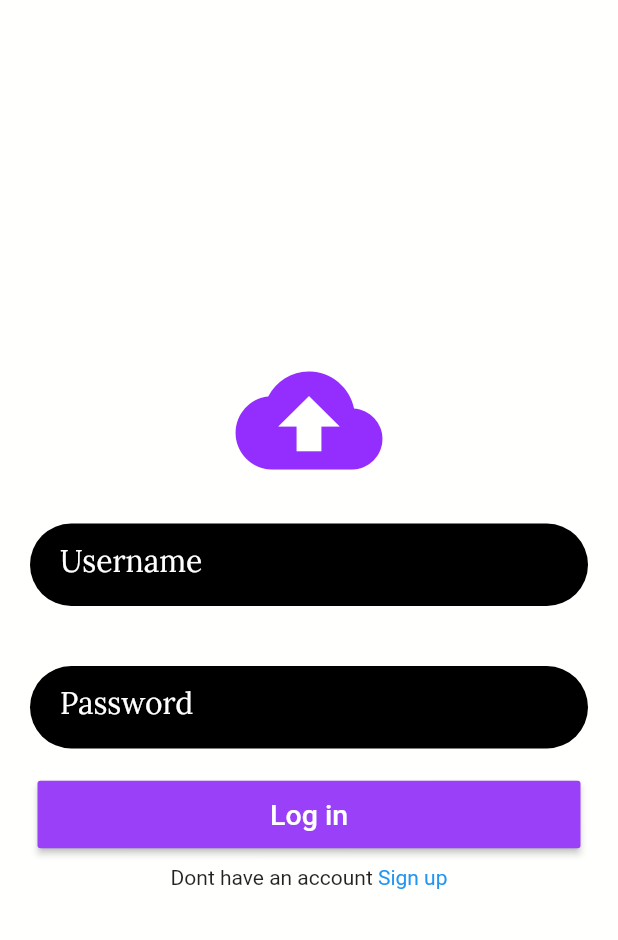
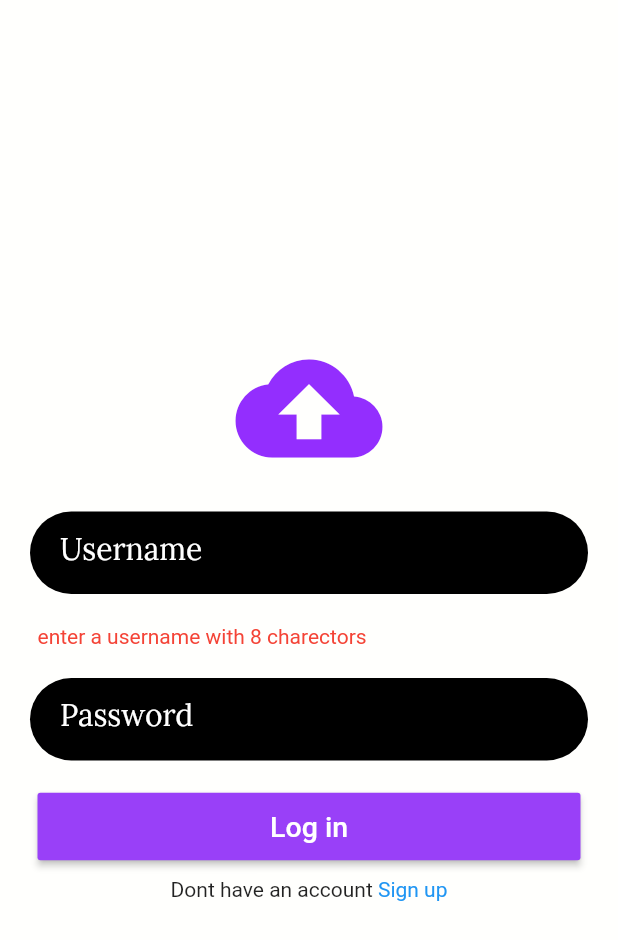
Before and after one commit to fariskk/eDRIVE, a Flutter app: the screen it shows after launch, after a tap on "Log in", on a phone screen of 412 x 824 dp. Shown: the top 940 px of the screen. Run offline on Flutter 3.47's test engine with Material 2 defaults, Android fonts, the phone set to English and light mode, and no system bars; our stand-ins replace cloud_firestore, firebase_core; accounts and stored records are empty.

Commit message:
signin and signup complted

```diff
--- /dev/null
+++ b/lib/featurs/signup.dart
@@ -0,0 +1,13 @@
+import 'package:cloud_firestore/cloud_firestore.dart';
+
+bool signUp(String username, String password, String email) {
+  final fir = FirebaseFirestore.instance.collection("users");
+  try {
+    fir
+        .doc(username)
+        .set({"username": username, "password": password, "email": email});
+  } catch (e) {
+    return false;
+  }
+  return true;
+}
--- a/lib/main.dart
+++ b/lib/main.dart
@@ -1,11 +1,13 @@
-import 'package:drive/pages/home_page.dart';
 import 'package:drive/pages/login_page.dart';
+import 'package:firebase_core/firebase_core.dart';
 import 'package:flutter/material.dart';
-import 'package:flutter/services.dart';
+import 'firebase_options.dart';
 
-void main() {
+Future<void> main() async {
   WidgetsFlutterBinding.ensureInitialized();
-
+  await Firebase.initializeApp(
+    options: DefaultFirebaseOptions.currentPlatform,
+  );
   runApp(myApp());
 }
 
--- a/lib/pages/login_page.dart
+++ b/lib/pages/login_page.dart
@@ -1,18 +1,27 @@
 import 'package:drive/main.dart';
+import 'package:drive/pages/home_page.dart';
 import 'package:drive/pages/signup_page.dart';
+import 'package:firebase_core/firebase_core.dart';
 import 'package:flutter/material.dart';
 import 'package:flutter/services.dart';
+import 'package:cloud_firestore/cloud_firestore.dart';
 
-class LoginPage extends StatelessWidget {
+class LoginPage extends StatefulWidget {
   LoginPage({super.key});
+
+  @override
+  State<LoginPage> createState() => _LoginPageState();
+}
+
+class _LoginPageState extends State<LoginPage> {
   bool isIncurrectPassword = false;
+  bool isIncurrectUsername = false;
   final _userName = TextEditingController();
+
   final _password = TextEditingController();
+
   @override
   Widget build(BuildContext context) {
-    SystemChrome.setSystemUIOverlayStyle(const SystemUiOverlayStyle(
-      statusBarColor: Color.fromARGB(255, 255, 255, 255),
-    ));
     return Scaffold(
       body: SingleChildScrollView(
         child: Container(
@@ -49,6 +58,19 @@ class LoginPage extends StatelessWidget {
                       ),
                       hintText: "Username",
                     ),
+                  )),
+              Visibility(
+                  visible: isIncurrectUsername,
+                  child: Row(
+                    children: const [
+                      Padding(
+                        padding: EdgeInsets.symmetric(horizontal: 25.0),
+                        child: Text(
+                          "enter a username with 8 charectors",
+                          style: TextStyle(color: Colors.red),
+                        ),
+                      ),
+                    ],
                   )),
               Container(
                   margin: const EdgeInsets.all(20),
@@ -88,7 +110,32 @@ class LoginPage extends StatelessWidget {
               Container(
                 margin: const EdgeInsets.symmetric(horizontal: 25),
                 child: MaterialButton(
-                  onPressed: () {},
+                  onPressed: () async {
+                    if (_userName.text.length < 8) {
+                      setState(() {
+                        isIncurrectUsername = true;
+                      });
+                      return;
+                    } else {
+                      setState(() {
+                        isIncurrectUsername = false;
+                      });
+                    }
+                    final fir = FirebaseFirestore.instance.collection("users");
+                    final userdata = await fir.doc(_userName.text).get();
+
+                    if (userdata != null) {
+                      if (userdata.data()!["password"] == _password.text) {
+                        Navigator.of(context).push(MaterialPageRoute(
+                          builder: (context) => HomePage(),
+                        ));
+                      } else {
+                        setState(() {
+                          isIncurrectPassword = true;
+                        });
+                      }
+                    }
+                  },
                   minWidth: double.infinity,
                   color: const Color.fromARGB(255, 153, 64, 248),
                   height: 45,
--- a/pubspec.yaml
+++ b/pubspec.yaml
@@ -35,6 +35,8 @@ dependencies:
   # The following adds the Cupertino Icons font to your application.
   # Use with the CupertinoIcons class for iOS style icons.
   cupertino_icons: ^1.0.2
+  firebase_core: ^2.22.0
+  cloud_firestore: ^4.13.1
 
 dev_dependencies:
   flutter_test:
```
Also changed, not shown: lib/featurs/form_validation.dart (+4 -4 lines), lib/pages/home_page.dart (+5 -4 lines), lib/pages/signup_page.dart (+32 -5 lines), lib/screens/FileScreen.dart (+42 -1 lines), lib/firebase_options.dart (added), pubspec.lock, 7 other files.
